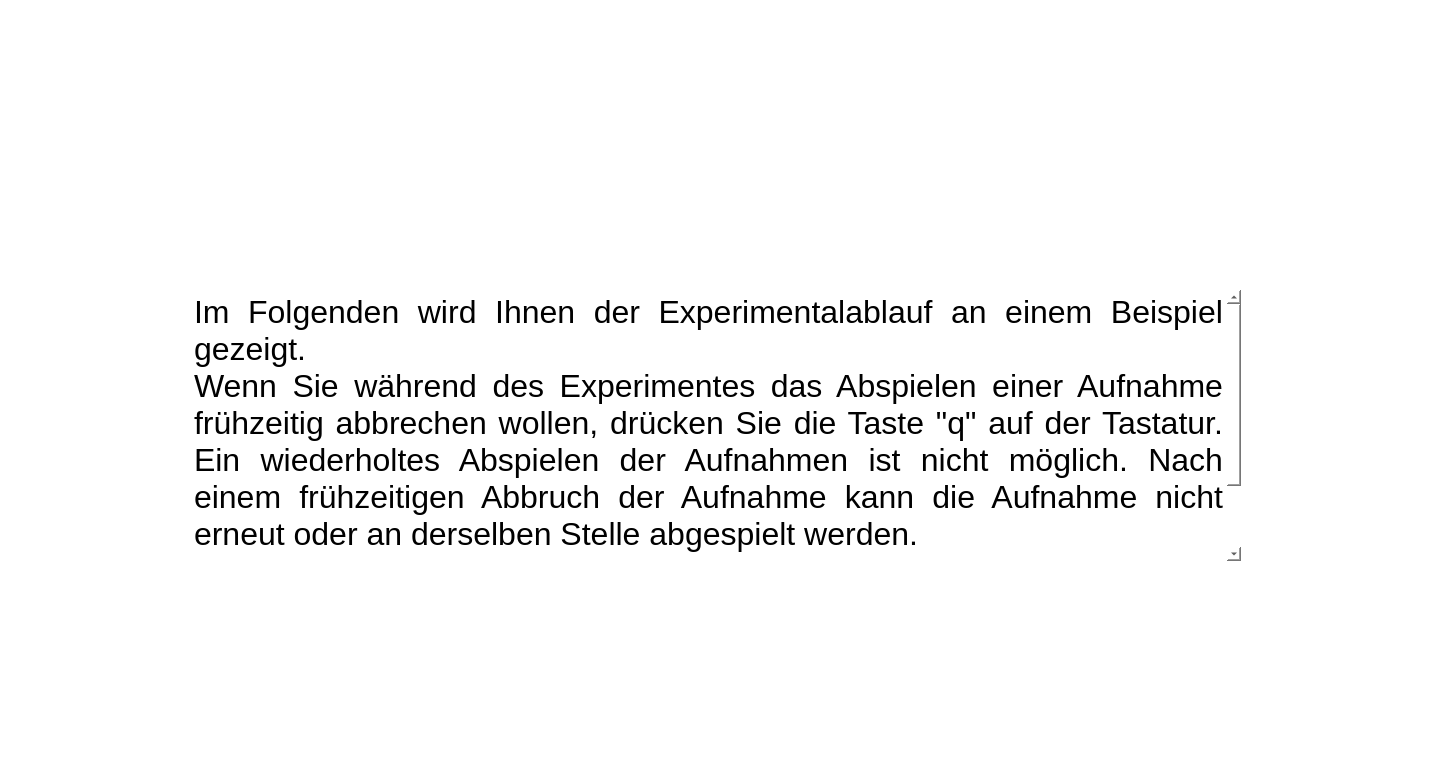
This is forms/test_start.ui in IKI-Lab/auscultation_AI_noise_exp as Qt 5 draws it before an edit. The edited form follows.
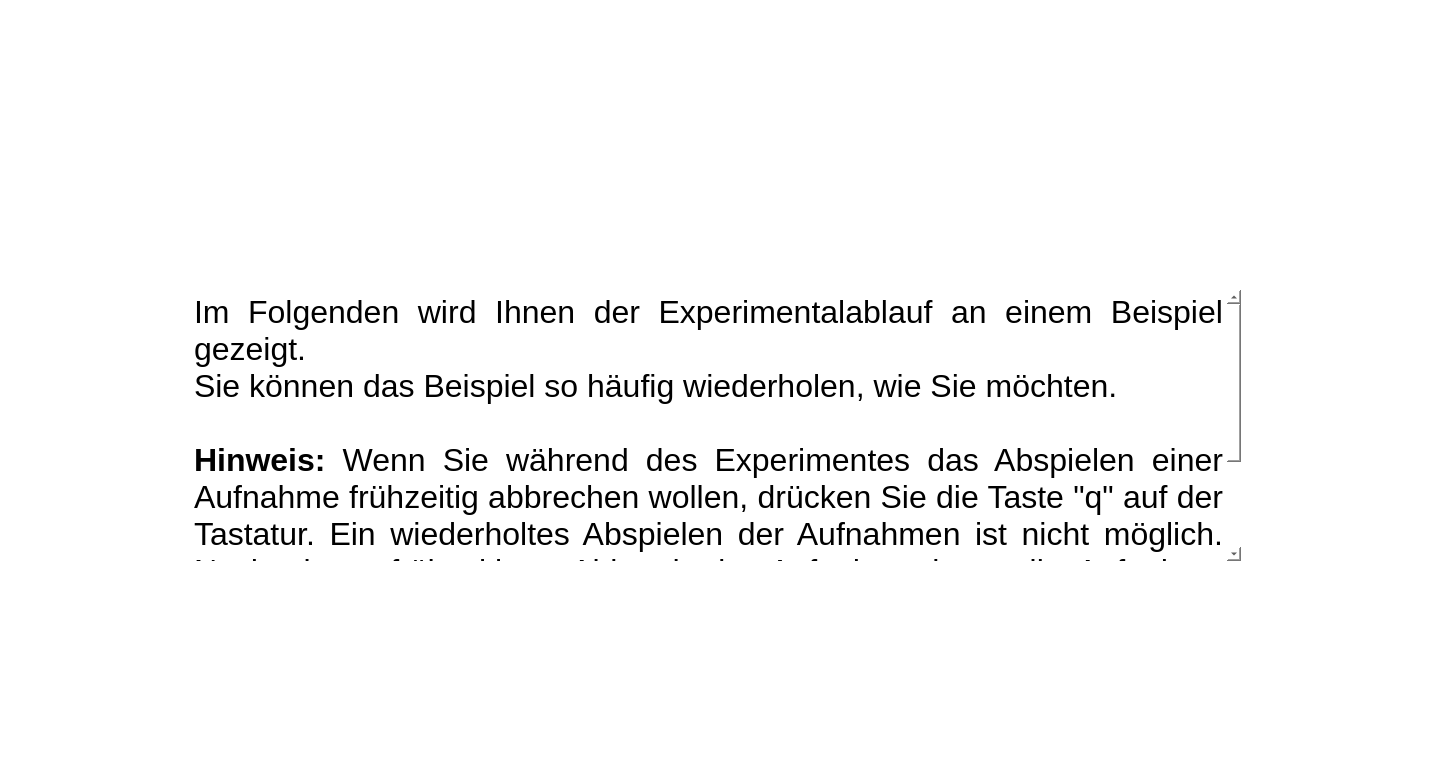
This is the edited form.

Commit message: Neue Instruktionen

```diff
--- a/forms/test_start.ui
+++ b/forms/test_start.ui
@@ -76,10 +76,11 @@
 &lt;html&gt;&lt;head&gt;&lt;meta name=&quot;qrichtext&quot; content=&quot;1&quot; /&gt;&lt;style type=&quot;text/css&quot;&gt;
 p, li { white-space: pre-wrap; }
 &lt;/style&gt;&lt;/head&gt;&lt;body style=&quot; font-family:'.AppleSystemUIFont'; font-size:13pt; font-weight:400; font-style:normal;&quot;&gt;
-&lt;p align=&quot;justify&quot; style=&quot; margin-top:0px; margin-bottom:0px; margin-left:0px; margin-right:0px; -qt-block-indent:0; text-indent:0px;&quot;&gt;&lt;span style=&quot; font-family:'Helvetica Neue'; font-size:24pt;&quot;&gt;Im Folgenden wird Ihnen der Experimentalablauf an einem Beispiel gezeigt. &lt;/span&gt;&lt;/p&gt;
-&lt;p align=&quot;justify&quot; style=&quot; margin-top:0px; margin-bottom:0px; margin-left:0px; margin-right:0px; -qt-block-indent:0; text-indent:0px;&quot;&gt;&lt;span style=&quot; font-family:'Helvetica Neue'; font-size:24pt;&quot;&gt;Wenn Sie während des Experimentes das Abspielen einer Aufnahme frühzeitig abbrechen wollen, drücken Sie die Taste &amp;quot;q&amp;quot; auf der Tastatur. Ein wiederholtes Abspielen der Aufnahmen ist nicht möglich. Nach einem frühzeitigen Abbruch der Aufnahme kann die Aufnahme nicht erneut oder an derselben Stelle abgespielt werden. &lt;/span&gt; &lt;/p&gt;
-&lt;p align=&quot;justify&quot; style=&quot;-qt-paragraph-type:empty; margin-top:0px; margin-bottom:0px; margin-left:0px; margin-right:0px; -qt-block-indent:0; text-indent:0px;&quot;&gt;&lt;br /&gt;&lt;/p&gt;
+&lt;p align=&quot;justify&quot; style=&quot; margin-top:0px; margin-bottom:0px; margin-left:0px; margin-right:0px; -qt-block-indent:0; text-indent:0px;&quot;&gt;&lt;span style=&quot; font-family:'Helvetica Neue'; font-size:24pt;&quot;&gt;Im Folgenden wird Ihnen der Experimentalablauf an einem Beispiel gezeigt. &lt;/span&gt; &lt;/p&gt;
 &lt;p align=&quot;justify&quot; style=&quot; margin-top:0px; margin-bottom:0px; margin-left:0px; margin-right:0px; -qt-block-indent:0; text-indent:0px;&quot;&gt;&lt;span style=&quot; font-family:'Helvetica Neue'; font-size:24pt;&quot;&gt;Sie können das Beispiel so häufig wiederholen, wie Sie möchten.&lt;/span&gt;&lt;/p&gt;
+&lt;p align=&quot;justify&quot; style=&quot;-qt-paragraph-type:empty; margin-top:0px; margin-bottom:0px; margin-left:0px; margin-right:0px; -qt-block-indent:0; text-indent:0px; font-family:'Helvetica Neue'; font-size:24pt;&quot;&gt;&lt;br /&gt;&lt;/p&gt;
+&lt;p align=&quot;justify&quot; style=&quot; margin-top:0px; margin-bottom:0px; margin-left:0px; margin-right:0px; -qt-block-indent:0; text-indent:0px;&quot;&gt;&lt;span style=&quot; font-family:'Helvetica Neue'; font-size:24pt; font-weight:600;&quot;&gt;Hinweis: &lt;/span&gt;&lt;span style=&quot; font-family:'Helvetica Neue'; font-size:24pt;&quot;&gt;Wenn Sie während des Experimentes das Abspielen einer Aufnahme frühzeitig abbrechen wollen, drücken Sie die Taste &amp;quot;q&amp;quot; auf der Tastatur. Ein wiederholtes Abspielen der Aufnahmen ist nicht möglich. Nach einem frühzeitigen Abbruch der Aufnahme kann die Aufnahme nicht erneut oder an derselben Stelle abgespielt werden. &lt;/span&gt;&lt;/p&gt;
+&lt;p align=&quot;justify&quot; style=&quot;-qt-paragraph-type:empty; margin-top:0px; margin-bottom:0px; margin-left:0px; margin-right:0px; -qt-block-indent:0; text-indent:0px; font-family:'Helvetica Neue'; font-size:24pt;&quot;&gt;&lt;br /&gt;&lt;/p&gt;
 &lt;p align=&quot;justify&quot; style=&quot; margin-top:0px; margin-bottom:0px; margin-left:0px; margin-right:0px; -qt-block-indent:0; text-indent:0px;&quot;&gt;&lt;span style=&quot; font-family:'Helvetica Neue'; font-size:24pt;&quot;&gt;Drücken Sie “Weiter”, um den Probedurchgang zu starten.&lt;/span&gt;&lt;/p&gt;&lt;/body&gt;&lt;/html&gt;</string>
     </property>
    </widget>
```
